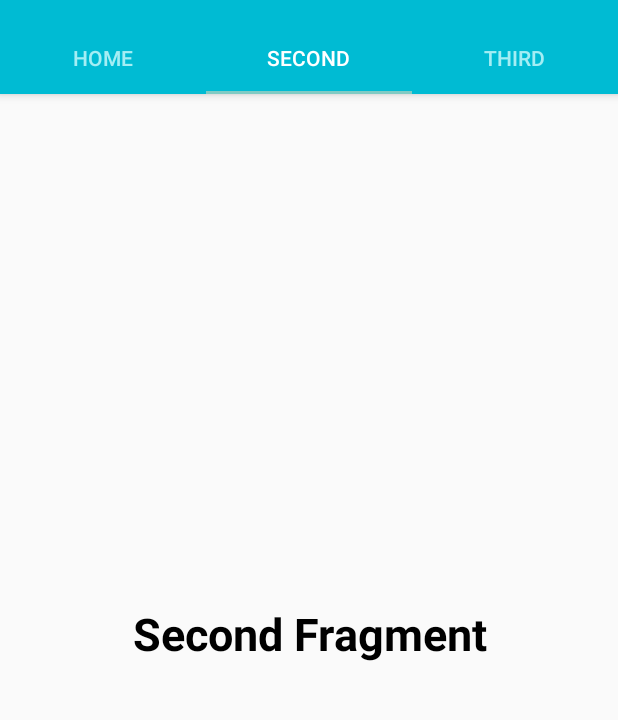
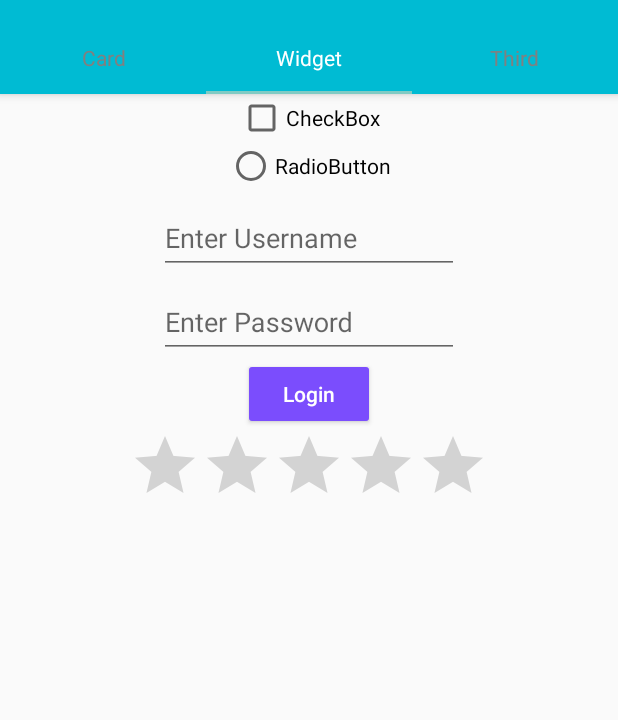
Before and after one commit to Insofan/MaterialDesign, an Android app: the screen it shows after launch (MainActivity), tab 2 chosen, on a phone screen of 412 x 824 dp, the part 62-782 px from its top. Run offline under Robolectric (Android 15) with nearby library versions, the phone set to English and light mode, and no system bars.

Commit message:
[add](CardFragment) 1.重新编写Fragment的名称和顺序 2.添加了CardFragment中的Card1, 2, 3 3.修改了preview中的sketch图 4.修改了readme.md

```diff
--- a/MyMaterialDesign/app/build.gradle
+++ b/MyMaterialDesign/app/build.gradle
@@ -28,5 +28,7 @@ dependencies {
     compile 'com.android.support.constraint:constraint-layout:1.0.0-alpha7'
     compile 'com.android.support:design:25.3.1'
     compile 'com.android.support:support-v4:25.3.1'
+    compile 'com.android.support:cardview-v7:21.0.+'
+    compile 'com.android.support:percent:22.2.0'
     testCompile 'junit:junit:4.12'
 }
--- a/MyMaterialDesign/app/src/main/java/com/example/mymaterialdesign/HomeFragment.java
+++ b/MyMaterialDesign/app/src/main/java/com/example/mymaterialdesign/CardFragment.java
@@ -11,10 +11,10 @@ import android.view.ViewGroup;
 /**
  * A simple {@link Fragment} subclass.
  */
-public class HomeFragment extends Fragment {
+public class CardFragment extends Fragment {
 
 
-    public HomeFragment() {
+    public CardFragment() {
         // Required empty public constructor
     }
 
@@ -23,7 +23,7 @@ public class HomeFragment extends Fragment {
     public View onCreateView(LayoutInflater inflater, ViewGroup container,
                              Bundle savedInstanceState) {
         // Inflate the layout for this fragment
-        return inflater.inflate(R.layout.fragment_home, container, false);
+        return inflater.inflate(R.layout.fragment_card, container, false);
     }
 
 }
--- a/MyMaterialDesign/app/src/main/java/com/example/mymaterialdesign/MainActivity.java
+++ b/MyMaterialDesign/app/src/main/java/com/example/mymaterialdesign/MainActivity.java
@@ -1,6 +1,5 @@
 package com.example.mymaterialdesign;
 
-import android.os.Build;
 import android.support.annotation.NonNull;
 import android.support.design.widget.NavigationView;
 import android.support.design.widget.TabLayout;
@@ -13,7 +12,6 @@ import android.support.v7.widget.Toolbar;
 import android.view.Menu;
 import android.view.MenuItem;
 import android.view.View;
-import android.widget.Toast;
 
 public class MainActivity extends AppCompatActivity {
     //init ToolBar
@@ -36,8 +34,9 @@ public class MainActivity extends AppCompatActivity {
         viewPager = (ViewPager) findViewById(R.id.view_pager);
         //Set view adapter
         viewPagerAdapter = new ViewPagerAdapter(getSupportFragmentManager());
-        viewPagerAdapter.addFragment(new HomeFragment(), "Home");
-        viewPagerAdapter.addFragment(new SecondFragment(), "Second");
+
+        viewPagerAdapter.addFragment(new CardFragment(), "Card");
+        viewPagerAdapter.addFragment(new WidgetFragment(), "Widget");
         viewPagerAdapter.addFragment(new ThirdFragment(), "Third");
 
         viewPager.setAdapter(viewPagerAdapter);
--- a/MyMaterialDesign/app/src/main/java/com/example/mymaterialdesign/SecondFragment.java
+++ b/MyMaterialDesign/app/src/main/java/com/example/mymaterialdesign/WidgetFragment.java
@@ -11,10 +11,10 @@ import android.view.ViewGroup;
 /**
  * A simple {@link Fragment} subclass.
  */
-public class SecondFragment extends Fragment {
+public class WidgetFragment extends Fragment {
 
 
-    public SecondFragment() {
+    public WidgetFragment() {
         // Required empty public constructor
     }
 
@@ -23,7 +23,7 @@ public class SecondFragment extends Fragment {
     public View onCreateView(LayoutInflater inflater, ViewGroup container,
                              Bundle savedInstanceState) {
         // Inflate the layout for this fragment
-        return inflater.inflate(R.layout.fragment_second, container, false);
+        return inflater.inflate(R.layout.fragment_widget, container, false);
     }
 
 }
--- a/MyMaterialDesign/app/src/main/res/layout/activity_main.xml
+++ b/MyMaterialDesign/app/src/main/res/layout/activity_main.xml
@@ -27,6 +27,8 @@
                 android:id="@+id/tab_layout"
                 android:layout_width="match_parent"
                 android:layout_height="wrap_content"
+                app:tabIndicatorHeight="2dp"
+                app:tabTextAppearance="@android:style/TextAppearance.Widget.TabWidget"
                 app:tabMode="fixed"
                 app:tabGravity="fill"
                 app:theme="@style/TabBarTheme"
--- a/MyMaterialDesign/app/src/main/res/layout/fragment_second.xml
+++ /dev/null
@@ -1,16 +0,0 @@
-<FrameLayout xmlns:android="http://schemas.android.com/apk/res/android"
-    xmlns:tools="http://schemas.android.com/tools"
-    android:layout_width="match_parent"
-    android:layout_height="match_parent"
-    tools:context="com.example.mymaterialdesign.SecondFragment">
-
-    <!-- TODO: Update blank fragment layout -->
-       <TextView
-        android:layout_width="match_parent"
-        android:layout_height="match_parent"
-        android:text="Second Fragment"
-        android:gravity="center"
-        android:textSize="30dp"
-        android:textStyle="bold"/>
-
-</FrameLayout>
--- a/MyMaterialDesign/app/src/main/res/layout/fragment_home.xml
+++ b/MyMaterialDesign/app/src/main/res/layout/fragment_widget.xml
@@ -2,8 +2,9 @@
     android:orientation="vertical" android:layout_width="match_parent"
     android:layout_height="match_parent"
     android:gravity="center_horizontal"
+
     xmlns:tools="http://schemas.android.com/tools"
-    tools:context="com.example.mymaterialdesign.HomeFragment">
+    tools:context="com.example.mymaterialdesign.WidgetFragment">
 
     <!-- TODO: Update blank fragment layout -->
     <CheckBox
@@ -52,6 +53,8 @@
         android:layout_height="wrap_content"
         android:text="Login"
         android:textAllCaps="false"
+        android:textColor = "@color/colorWhite"
+        android:backgroundTint = "@color/colorAccent"
         tools:layout_editor_absoluteX="136dp"
         tools:layout_editor_absoluteY="52dp" />
 
--- a/MyMaterialDesign/app/src/main/res/menu/main.xml
+++ b/MyMaterialDesign/app/src/main/res/menu/main.xml
@@ -2,7 +2,7 @@
 <menu xmlns:android="http://schemas.android.com/apk/res/android"
     xmlns:app="http://schemas.android.com/apk/res-auto">
     <item android:id="@+id/setting"
-        android:orderInCategory="1"
+        android:orderInCategory="100"
         android:title="@string/menu_item_setting"
         app:showAsAction="never"
         />
```
Also changed, not shown: MyMaterialDesign/app/src/main/res/layout/fragment_card.xml (added, +136 -0 lines), MyMaterialDesign/app/src/main/res/values/styles.xml (+12 -0 lines), 4 other files.
